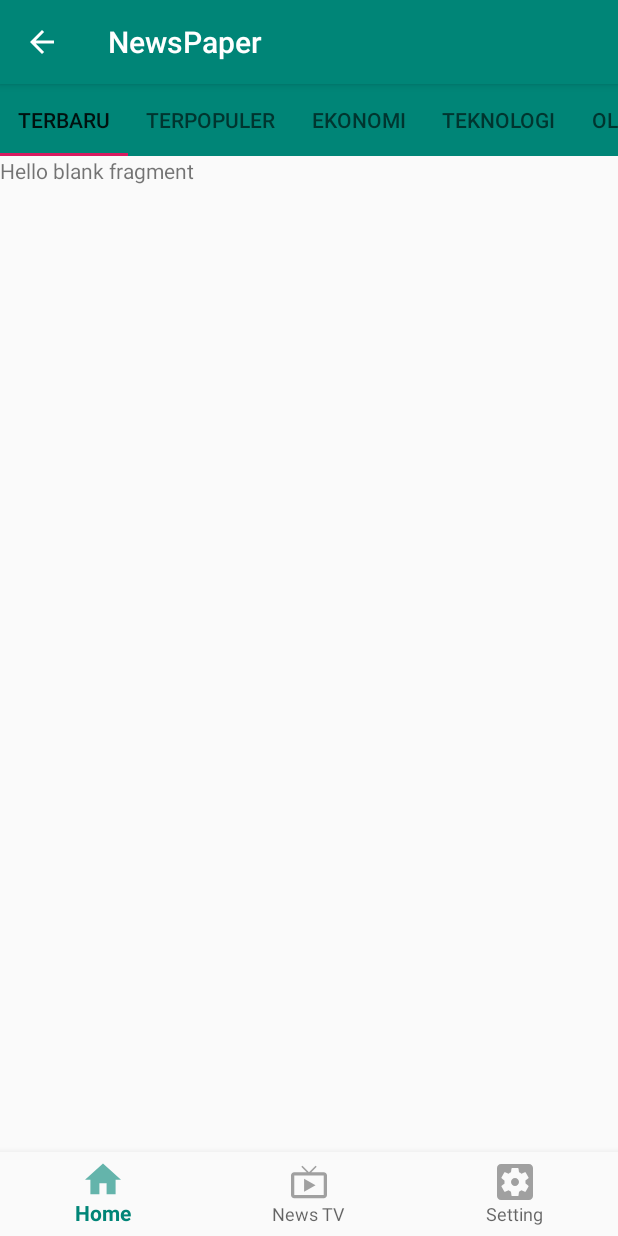
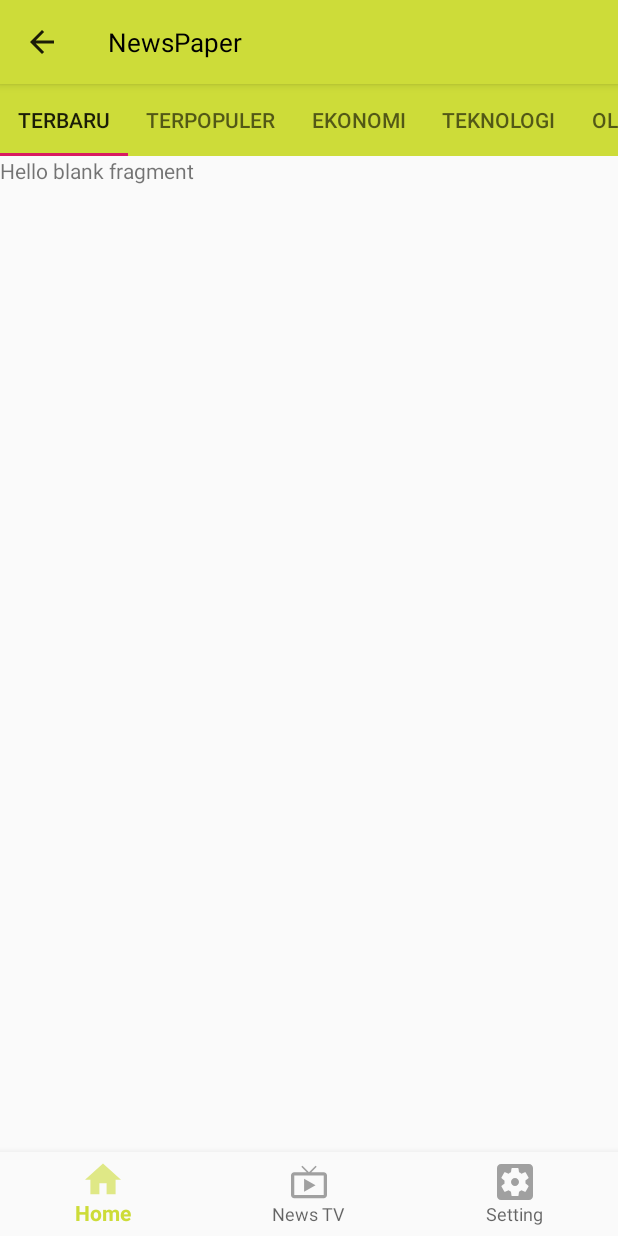
Before and after one commit to arryad/UASNewper, an Android app: the screen it shows after launch (NewsActivity), on a phone screen of 412 x 824 dp. Run offline under Robolectric (Android 15) with nearby library versions, the phone set to English and light mode, and no system bars; our stand-ins replace Firebase (no records; nobody signed in at launch, a user with empty details on screens opened directly).

Commit message:
Title Bar, logo register

```diff
--- a/app/src/main/java/com/example/uas_newper/SplashscreenActivity.java
+++ b/app/src/main/java/com/example/uas_newper/SplashscreenActivity.java
@@ -1,5 +1,6 @@
 package com.example.uas_newper;
 
+import androidx.appcompat.app.ActionBar;
 import androidx.appcompat.app.AppCompatActivity;
 
 import android.content.Intent;
@@ -9,12 +10,18 @@ import android.os.Handler;
 import com.example.uas_newper.user.BeritaActivity;
 
 public class SplashscreenActivity extends AppCompatActivity {
-
+    private ActionBar actionBar;
     int TIME_OUT = 3000;
     @Override
     protected void onCreate(Bundle savedInstanceState) {
         super.onCreate(savedInstanceState);
         setContentView(R.layout.activity_splashscreen);
+
+        actionBar = getSupportActionBar();
+        actionBar.hide();
+
+        actionBar.setDisplayHomeAsUpEnabled(true);
+        actionBar.setDisplayHomeAsUpEnabled(true);
 
         new Handler().postDelayed(new Runnable() {
             @Override
--- a/app/src/main/res/drawable/background.xml
+++ b/app/src/main/res/drawable/background.xml
@@ -3,7 +3,7 @@
     <item>
         <shape>
             <gradient
-                android:startColor="#7AF01F"
+                android:startColor="#CDDC39"
                 android:endColor="#E7D20C"
                 android:angle="90"
                 android:type="linear" />
--- a/app/src/main/res/values/colors.xml
+++ b/app/src/main/res/values/colors.xml
@@ -1,9 +1,10 @@
 <?xml version="1.0" encoding="utf-8"?>
 <resources>
-    <color name="colorPrimary">#008577</color>
+    <color name="colorPrimary">#CDDC39</color>
     <color name="colorPrimaryDark">#00574B</color>
     <color name="colorAccent">#D81B60</color>
     <color name="colorDark">#000000</color>
     <color name="colorGreen">#7DEE14</color>
     <color name="colorWhite">#fff</color>
+    <color name="colorTitle">#ffffff</color>
 </resources>
--- a/app/src/main/res/values/styles.xml
+++ b/app/src/main/res/values/styles.xml
@@ -1,7 +1,7 @@
 <resources>
 
     <!-- Base application theme. -->
-    <style name="AppTheme" parent="Theme.AppCompat.Light.DarkActionBar">
+    <style name="AppTheme" parent="Theme.AppCompat.Light">
         <!-- Customize your theme here. -->
         <item name="colorPrimary">@color/colorPrimary</item>
         <item name="colorPrimaryDark">@color/colorPrimaryDark</item>
@@ -13,6 +13,11 @@
         <item name="windowNoTitle">true</item>
     </style>
 
+    <style name="TextAppearance.AppCompat.Widget.ActionBar.Title" parent="@style/TextAppearance.AppCompat">
+        <item name="android:textColor">@color/colorDark</item>
+        <item name="android:textSize">17sp</item>
+    </style>
+
     <style name="AppTheme.AppBarOverlay" parent="ThemeOverlay.AppCompat.Dark.ActionBar" />
 
     <style name="AppTheme.PopupOverlay" parent="ThemeOverlay.AppCompat.Light" />
```
Also changed, not shown: app/src/main/java/com/example/uas_newper/admin/EditUserActivity.java (+14 -1 lines), app/src/main/res/drawable-xxhdpi/logo_register.png.
